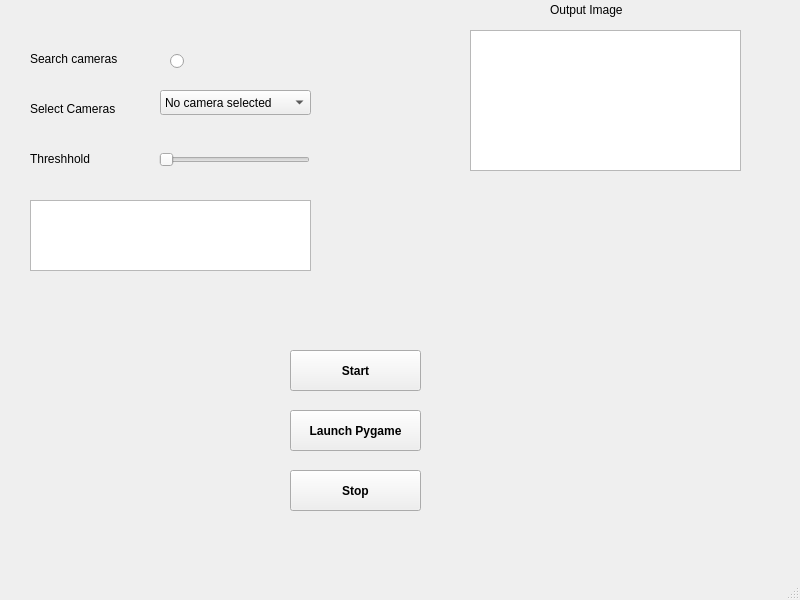
Qt form main.ui (Cyclone-92/IR_Pen_Calibator) before a commit.
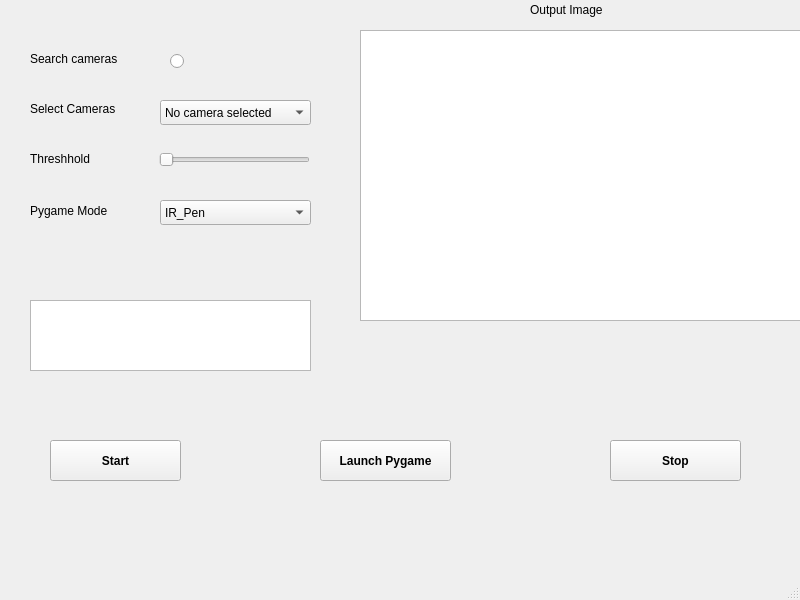
The same form after that commit.

```diff
--- a/main.ui
+++ b/main.ui
@@ -66,7 +66,7 @@
     <property name="geometry">
      <rect>
       <x>160</x>
-      <y>90</y>
+      <y>100</y>
       <width>151</width>
       <height>25</height>
      </rect>
@@ -106,17 +106,17 @@
    <widget class="QGraphicsView" name="graphicview">
     <property name="geometry">
      <rect>
-      <x>470</x>
+      <x>360</x>
       <y>30</y>
-      <width>271</width>
-      <height>141</height>
+      <width>441</width>
+      <height>291</height>
      </rect>
     </property>
    </widget>
    <widget class="QLabel" name="label_4">
     <property name="geometry">
      <rect>
-      <x>550</x>
+      <x>530</x>
       <y>0</y>
       <width>111</width>
       <height>20</height>
@@ -129,8 +129,8 @@
    <widget class="QPushButton" name="start_button">
     <property name="geometry">
      <rect>
-      <x>290</x>
-      <y>350</y>
+      <x>50</x>
+      <y>440</y>
       <width>131</width>
       <height>41</height>
      </rect>
@@ -148,7 +148,7 @@
     <property name="geometry">
      <rect>
       <x>30</x>
-      <y>200</y>
+      <y>300</y>
       <width>281</width>
       <height>71</height>
      </rect>
@@ -157,8 +157,8 @@
    <widget class="QPushButton" name="stop_button">
     <property name="geometry">
      <rect>
-      <x>290</x>
-      <y>470</y>
+      <x>610</x>
+      <y>440</y>
       <width>131</width>
       <height>41</height>
      </rect>
@@ -175,8 +175,8 @@
    <widget class="QPushButton" name="launchpybutton">
     <property name="geometry">
      <rect>
-      <x>290</x>
-      <y>410</y>
+      <x>320</x>
+      <y>440</y>
       <width>131</width>
       <height>41</height>
      </rect>
@@ -192,6 +192,44 @@
      <string>Launch Pygame</string>
     </property>
    </widget>
+   <widget class="QLabel" name="pygame_mode">
+    <property name="geometry">
+     <rect>
+      <x>30</x>
+      <y>200</y>
+      <width>101</width>
+      <height>21</height>
+     </rect>
+    </property>
+    <property name="text">
+     <string>Pygame Mode</string>
+    </property>
+   </widget>
+   <widget class="QComboBox" name="comboBox_pygame">
+    <property name="geometry">
+     <rect>
+      <x>160</x>
+      <y>200</y>
+      <width>151</width>
+      <height>25</height>
+     </rect>
+    </property>
+    <item>
+     <property name="text">
+      <string>IR_Pen</string>
+     </property>
+    </item>
+    <item>
+     <property name="text">
+      <string>Mouse</string>
+     </property>
+    </item>
+    <item>
+     <property name="text">
+      <string>Touch_Screen</string>
+     </property>
+    </item>
+   </widget>
   </widget>
   <widget class="QMenuBar" name="menubar">
    <property name="geometry">
```
